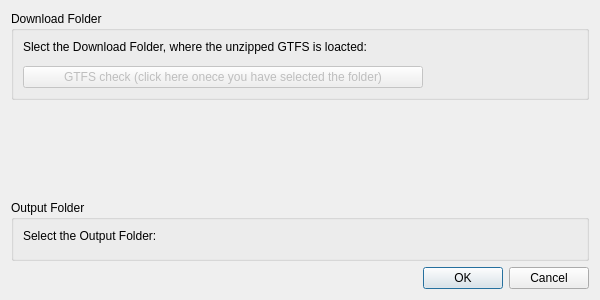
Before: the Qt Designer form OSMimport_road_PTstops_dialog_base.ui in skagejj/OSMimport_roads_PTstops, drawn with Qt 5.
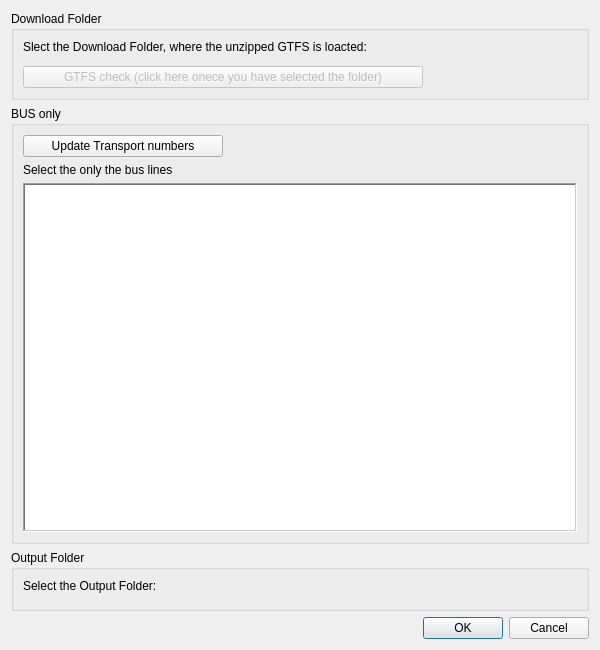
After: the same form once the commit is applied. Custom widgets are drawn as their Qt base class.

Commit message: full road map copleted with bus lanes. And selection of buses. OSM PTstops are missing

```diff
--- a/OSMimport_road_PTstops_dialog_base.ui
+++ b/OSMimport_road_PTstops_dialog_base.ui
@@ -7,25 +7,93 @@
     <x>0</x>
     <y>0</y>
     <width>600</width>
-    <height>300</height>
+    <height>650</height>
    </rect>
   </property>
   <property name="minimumSize">
    <size>
     <width>600</width>
-    <height>300</height>
+    <height>650</height>
    </size>
   </property>
   <property name="maximumSize">
    <size>
     <width>1000</width>
-    <height>450</height>
+    <height>1200</height>
    </size>
   </property>
   <property name="windowTitle">
    <string>OSM import roads and transport stops</string>
   </property>
   <layout class="QGridLayout" name="gridLayout">
+   <item row="2" column="0">
+    <widget class="QGroupBox" name="groupBox">
+     <property name="title">
+      <string>BUS only</string>
+     </property>
+     <layout class="QGridLayout" name="gridLayout_2">
+      <item row="3" column="0">
+       <widget class="QLabel" name="label_3">
+        <property name="text">
+         <string>Select the only the bus lines</string>
+        </property>
+       </widget>
+      </item>
+      <item row="4" column="0">
+       <widget class="QListWidget" name="listbusWidget">
+        <property name="font">
+         <font>
+          <family>Sans Serif</family>
+          <pointsize>14</pointsize>
+          <weight>75</weight>
+          <bold>true</bold>
+         </font>
+        </property>
+        <property name="frameShape">
+         <enum>QFrame::WinPanel</enum>
+        </property>
+        <property name="frameShadow">
+         <enum>QFrame::Sunken</enum>
+        </property>
+        <property name="selectionMode">
+         <enum>QAbstractItemView::MultiSelection</enum>
+        </property>
+        <property name="flow">
+         <enum>QListView::LeftToRight</enum>
+        </property>
+        <property name="isWrapping" stdset="0">
+         <bool>true</bool>
+        </property>
+        <property name="selectionRectVisible">
+         <bool>false</bool>
+        </property>
+        <property name="itemAlignment">
+         <set>Qt::AlignCenter</set>
+        </property>
+        <property name="sortingEnabled">
+         <bool>true</bool>
+        </property>
+       </widget>
+      </item>
+      <item row="2" column="0">
+       <widget class="QPushButton" name="UpdatebusButton">
+        <property name="maximumSize">
+         <size>
+          <width>200</width>
+          <height>16777215</height>
+         </size>
+        </property>
+        <property name="layoutDirection">
+         <enum>Qt::LeftToRight</enum>
+        </property>
+        <property name="text">
+         <string>Update Transport numbers</string>
+        </property>
+       </widget>
+      </item>
+     </layout>
+    </widget>
+   </item>
    <item row="4" column="0">
     <widget class="QDialogButtonBox" name="button_box">
      <property name="orientation">
@@ -125,19 +193,6 @@
      </layout>
     </widget>
    </item>
-   <item row="2" column="0">
-    <spacer name="verticalSpacer">
-     <property name="orientation">
-      <enum>Qt::Vertical</enum>
-     </property>
-     <property name="sizeHint" stdset="0">
-      <size>
-       <width>20</width>
-       <height>40</height>
-      </size>
-     </property>
-    </spacer>
-   </item>
   </layout>
  </widget>
  <customwidgets>
```
The commit also changes 4 other files.
